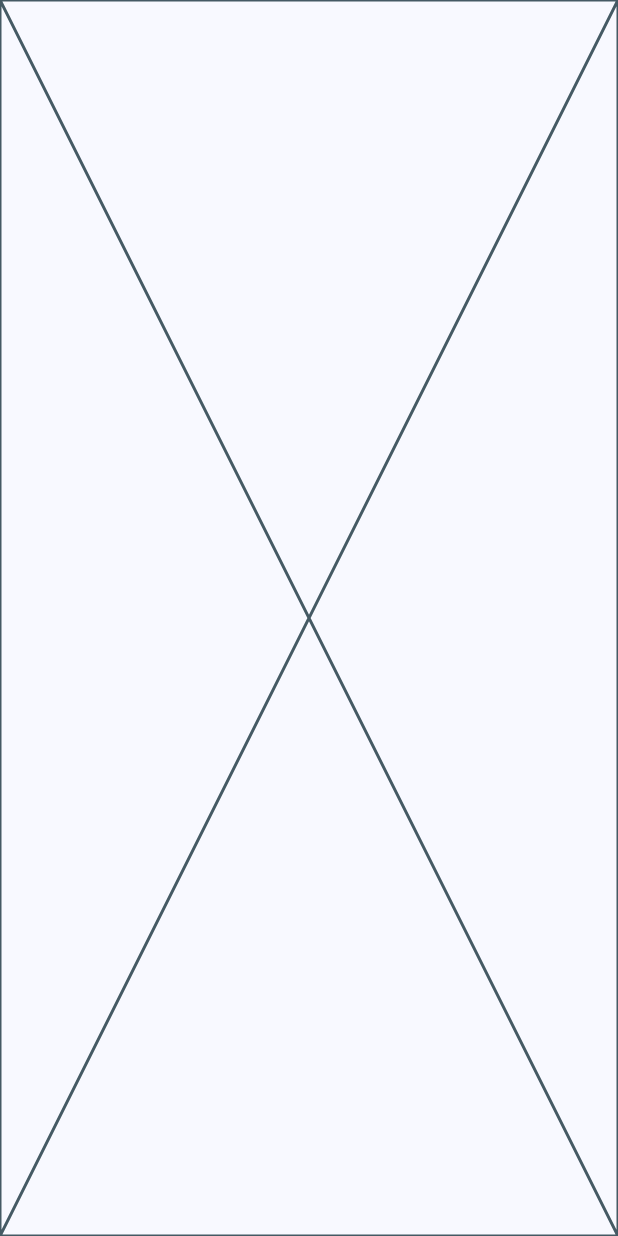
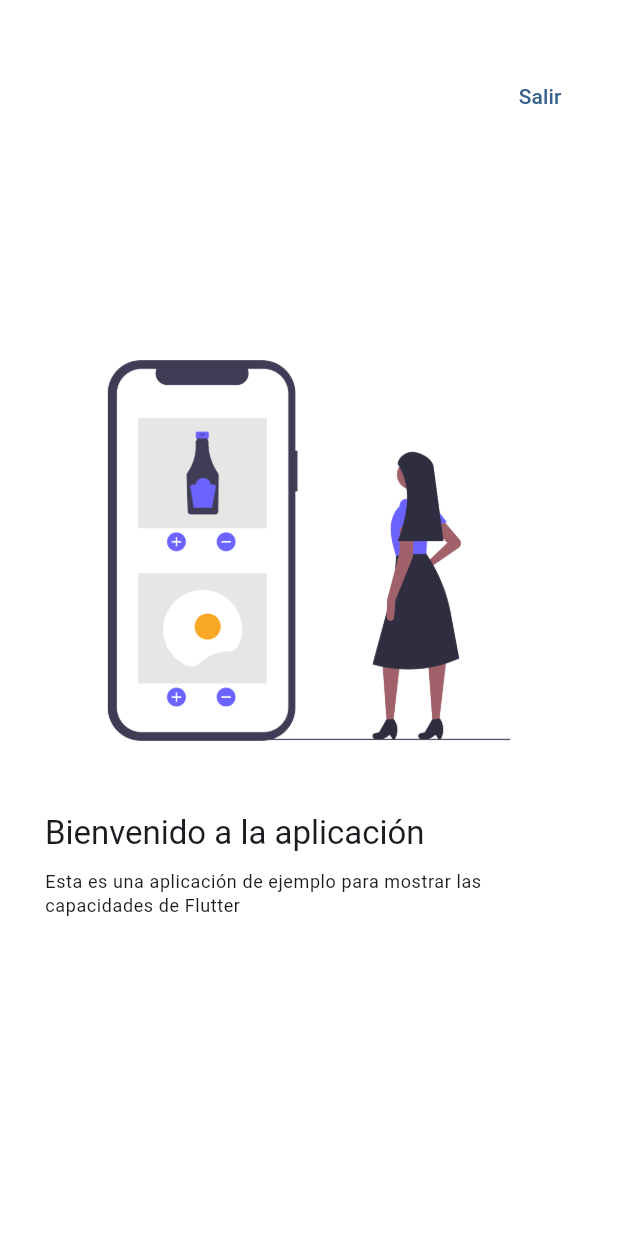
Before and after one commit to OmarACY/widgets_app, a Flutter app: the AppTutorialScreen screen opened by its route, on a phone screen of 412 x 824 dp. Run offline on Flutter 3.47's test engine with Material 3 defaults, Android fonts, the phone set to English and light mode, and no system bars; our stand-ins replace go_router.

Commit message:
145. Finalizar tutorial

```diff
--- a/lib/presentation/screens/app_tutorial/app_tutorial_screen.dart
+++ b/lib/presentation/screens/app_tutorial/app_tutorial_screen.dart
@@ -1,4 +1,6 @@
 import 'package:flutter/material.dart';
+import 'package:go_router/go_router.dart';
+import 'package:widgets_app/config/router/app_router.dart';
 
 class SlideInfo {
   final String title;
@@ -22,12 +24,12 @@ final slides = <SlideInfo>[
   const SlideInfo(
     title: 'Pantalla 2',
     caption: 'Et consequat adipisicing nisi quis aute mollit esse aliqua amet.',
-    imageUrl: 'assets/images/1.png',
+    imageUrl: 'assets/images/2.png',
   ),
   const SlideInfo(
     title: 'Pantalla 3',
     caption: 'Cupidatat fugiat ullamco exercitation quis incididunt laboris dolor cupidatat.',
-    imageUrl: 'assets/images/1.png',
+    imageUrl: 'assets/images/3.png',
   ),
 ];
 
@@ -41,9 +43,19 @@ class AppTutorialScreen extends StatelessWidget {
   @override
   Widget build(BuildContext context) {
     return Scaffold(
-      body: PageView(
-        physics: const BouncingScrollPhysics(),
-        children: slides.map((slide) => _Slide(slide.title, slide.caption, slide.imageUrl)).toList(),
+      backgroundColor: Colors.white,
+      body: Stack(
+        children: [
+          PageView(
+            physics: const BouncingScrollPhysics(),
+            children: slides.map((slide) => _Slide(slide.title, slide.caption, slide.imageUrl)).toList(),
+          ),
+          Positioned(
+            top: 40,
+            right: 20,
+            child: TextButton(onPressed: () => context.pop(),
+            child: const Text('Salir'))),
+        ],
       ),
     );
   }
@@ -59,6 +71,24 @@ class _Slide extends StatelessWidget {
 
   @override
   Widget build(BuildContext context) {
-    return const Placeholder();
+
+    final titleStyle = Theme.of(context).textTheme.titleLarge;
+    final captionStyle = Theme.of(context).textTheme.bodySmall;
+
+    return Padding(
+      padding: const EdgeInsets.symmetric(horizontal: 30.0),
+      child: Center(
+        child: Column(
+          mainAxisAlignment: MainAxisAlignment.center,
+          crossAxisAlignment: CrossAxisAlignment.start,
+          children: [
+            Image(image: AssetImage(imageUrl)),
+            const SizedBox(height: 20),
+            Text(title, style: titleStyle),
+            const SizedBox(height: 10),
+            Text(caption, style: captionStyle),
+          ],
+        ),
+    ));
   }
 }
--- a/pubspec.yaml
+++ b/pubspec.yaml
@@ -19,5 +19,5 @@ dev_dependencies:
 flutter:
   uses-material-design: true
 
-assets:
-  - assets/images/
+  assets:
+    - assets/images/
```
